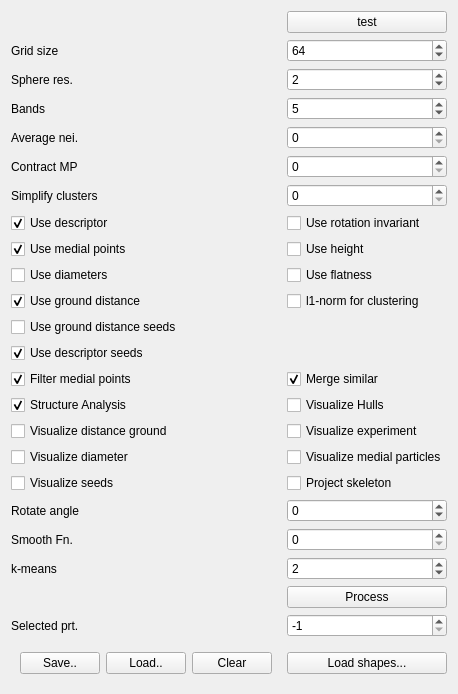
Before: the Qt Designer form particles/particles-widget.ui in ialhashim/ddtt-dev, drawn with Qt 5.
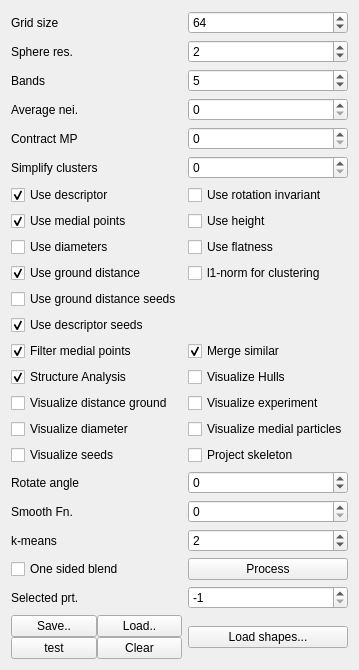
After: the same form once the commit is applied.

Commit message: [particles] early experiments with deformer.

What changed in the file:
```diff
--- a/particles/particles-widget.ui
+++ b/particles/particles-widget.ui
@@ -6,8 +6,8 @@
    <rect>
     <x>0</x>
     <y>0</y>
-    <width>337</width>
-    <height>685</height>
+    <width>315</width>
+    <height>636</height>
    </rect>
   </property>
   <property name="windowTitle">
@@ -325,13 +325,6 @@
      </property>
     </widget>
    </item>
-   <item row="0" column="1">
-    <widget class="QPushButton" name="testButton">
-     <property name="text">
-      <string>test</string>
-     </property>
-    </widget>
-   </item>
    <item row="12" column="0">
     <widget class="QCheckBox" name="useGroundDist">
      <property name="text">
@@ -378,28 +371,50 @@
    </item>
    <item row="37" column="0">
     <widget class="QWidget" name="widget" native="true">
-     <layout class="QHBoxLayout" name="horizontalLayout">
-      <item>
+     <layout class="QGridLayout" name="gridLayout_2">
+      <property name="leftMargin">
+       <number>0</number>
+      </property>
+      <property name="topMargin">
+       <number>0</number>
+      </property>
+      <property name="rightMargin">
+       <number>0</number>
+      </property>
+      <property name="bottomMargin">
+       <number>0</number>
+      </property>
+      <property name="spacing">
+       <number>0</number>
+      </property>
+      <item row="0" column="0">
        <widget class="QPushButton" name="saveMeshes">
         <property name="text">
          <string>Save..</string>
         </property>
        </widget>
       </item>
-      <item>
+      <item row="0" column="2">
        <widget class="QPushButton" name="loadMeshes">
         <property name="text">
          <string>Load..</string>
         </property>
        </widget>
       </item>
-      <item>
+      <item row="1" column="2">
        <widget class="QPushButton" name="clearMeshes">
         <property name="text">
          <string>Clear</string>
         </property>
        </widget>
       </item>
+      <item row="1" column="0">
+       <widget class="QPushButton" name="testButton">
+        <property name="text">
+         <string>test</string>
+        </property>
+       </widget>
+      </item>
      </layout>
     </widget>
    </item>
@@ -410,6 +425,13 @@
      </property>
     </widget>
    </item>
+   <item row="35" column="0">
+    <widget class="QCheckBox" name="isOneSided">
+     <property name="text">
+      <string>One sided blend</string>
+     </property>
+    </widget>
+   </item>
   </layout>
  </widget>
  <resources/>
```
The commit also changes 7 other files.
